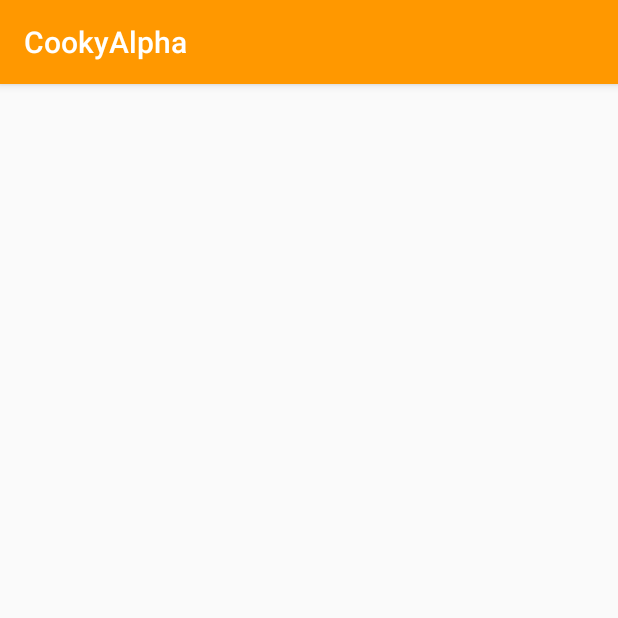
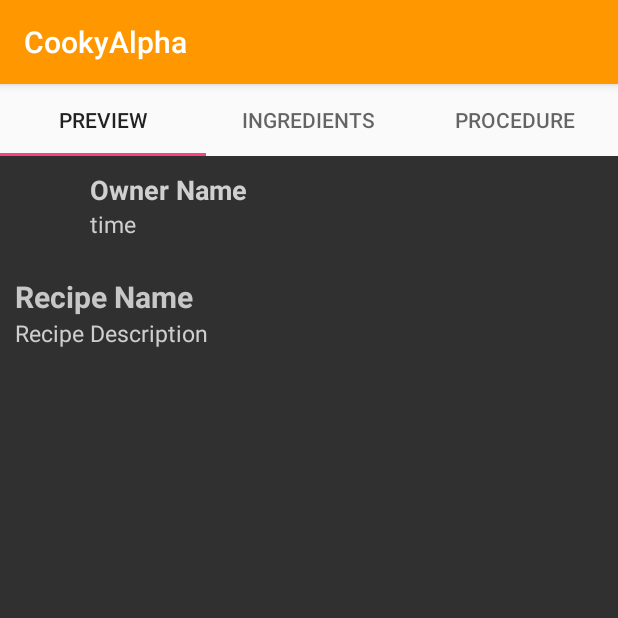
Before and after one commit to natthapach/01418346-Project-1, an Android app: the RecipeActivity screen opened directly, with no data from a screen before it, on a phone screen of 412 x 824 dp, the top half of it. Run offline under Robolectric (Android 15) with nearby library versions, the phone set to English and light mode, and no system bars; our stand-ins replace Firebase (no records; nobody signed in at launch, a user with empty details on screens opened directly); plain views replace SlidingTabLayout; 2 statements that could not run were skipped.

Commit message:
use tab layout for recipe pager

```diff
--- a/app/build.gradle
+++ b/app/build.gradle
@@ -1,7 +1,7 @@
 apply plugin: 'com.android.application'
 
 android {
-    compileSdkVersion 26
+    compileSdkVersion 27
     defaultConfig {
         applicationId "cs.sci.ku.cookyalpha"
         minSdkVersion 19
@@ -19,18 +19,18 @@ android {
 }
 
 dependencies {
-    implementation fileTree(dir: 'libs', include: ['*.jar'])
-    implementation 'com.android.support:appcompat-v7:26.1.0'
+    implementation fileTree(include: ['*.jar'], dir: 'libs')
+    implementation 'com.android.support:appcompat-v7:27.0.0'
     implementation 'com.android.support.constraint:constraint-layout:1.0.2'
     testImplementation 'junit:junit:4.12'
     androidTestImplementation 'com.android.support.test:runner:1.0.1'
     androidTestImplementation 'com.android.support.test.espresso:espresso-core:3.0.1'
-
     compile 'com.google.firebase:firebase-core:11.4.2'
     compile 'com.google.firebase:firebase-database:11.4.2'
     compile 'com.google.firebase:firebase-storage:11.4.2'
     compile 'com.github.bumptech.glide:glide:3.7.0'
     compile 'jp.wasabeef:glide-transformations:2.0.1'
+    compile 'com.android.support:design:27.0.0'
 }
 
 apply plugin: 'com.google.gms.google-services'
--- a/app/src/main/java/cs/sci/ku/cookyalpha/activities/RecipeActivity.java
+++ b/app/src/main/java/cs/sci/ku/cookyalpha/activities/RecipeActivity.java
@@ -1,8 +1,13 @@
 package cs.sci.ku.cookyalpha.activities;
 
 import android.content.Intent;
+import android.support.design.widget.TabLayout;
+import android.support.v4.app.Fragment;
+import android.support.v4.app.FragmentStatePagerAdapter;
+import android.support.v4.view.ViewPager;
 import android.support.v7.app.AppCompatActivity;
 import android.os.Bundle;
+import android.widget.TabWidget;
 
 import cs.sci.ku.cookyalpha.R;
 import cs.sci.ku.cookyalpha.fragments.IngredientListFragment;
@@ -11,17 +16,55 @@ import cs.sci.ku.cookyalpha.fragments.ProcedureListFragment;
 
 public class RecipeActivity extends AppCompatActivity {
 
+    private ViewPager viewPager;
+
+
     @Override
     protected void onCreate(Bundle savedInstanceState) {
         super.onCreate(savedInstanceState);
         setContentView(R.layout.activity_recipe);
 
         Intent intent = getIntent();
-        String recipeId = intent.getStringExtra("recipeId");
-        if (savedInstanceState == null && recipeId != null){
-            getSupportFragmentManager().beginTransaction()
-                                        .add(R.id.container_frame, ProcedureListFragment.newInstance(recipeId))
-                                        .commit();
-        }
+        final String recipeId = intent.getStringExtra("recipeId");
+//        if (savedInstanceState == null && recipeId != null){
+//            getSupportFragmentManager().beginTransaction()
+//                                        .add(R.id.container_frame, ProcedureListFragment.newInstance(recipeId))
+//                                        .commit();
+//        }
+        viewPager = findViewById(R.id.viewPager);
+        viewPager.setAdapter(new FragmentStatePagerAdapter(getSupportFragmentManager()) {
+            @Override
+            public CharSequence getPageTitle(int position) {
+                switch (position){
+                    case 0 :
+                        return "Preview";
+                    case 1 :
+                        return "Ingredients";
+                    case 2 :
+                        return "Procedure";
+                    default:
+                        return null;
+                }
+            }
+
+            @Override
+            public int getCount() {
+                return 3;
+            }
+
+            @Override
+            public Fragment getItem(int position) {
+                switch (position){
+                    case 0 :
+                        return PreviewRecipeFragment.newInstance(recipeId);
+                    case 1 :
+                        return IngredientListFragment.newInstance(recipeId);
+                    case 2 :
+                        return ProcedureListFragment.newInstance(recipeId);
+                    default:
+                        return null;
+                }
+            }
+        });
     }
 }
--- a/app/src/main/res/layout/activity_recipe.xml
+++ b/app/src/main/res/layout/activity_recipe.xml
@@ -4,10 +4,26 @@
     xmlns:tools="http://schemas.android.com/tools"
     android:layout_width="match_parent"
     android:layout_height="match_parent"
-    tools:context="cs.sci.ku.cookyalpha.activities.RecipeActivity">
+    tools:context="cs.sci.ku.cookyalpha.activities.RecipeActivity"
+    android:orientation="vertical">
 
-    <FrameLayout
-        android:id="@+id/container_frame"
+    <!--<FrameLayout-->
+        <!--android:id="@+id/container_frame"-->
+        <!--android:layout_width="match_parent"-->
+        <!--android:layout_height="match_parent"/>-->
+    <!--<cs.sci.ku.cookyalpha.views.SlidingTabLayout-->
+        <!--android:id="@+id/slidingTab"-->
+        <!--android:layout_width="match_parent"-->
+        <!--android:layout_height="wrap_content"/>-->
+    <android.support.v4.view.ViewPager
+        android:id="@+id/viewPager"
         android:layout_width="match_parent"
-        android:layout_height="match_parent"/>
+        android:layout_height="match_parent">
+        <android.support.design.widget.TabLayout
+            android:id="@+id/tab"
+            android:layout_width="match_parent"
+            android:layout_height="wrap_content"
+            android:layout_gravity="top"/>
+
+    </android.support.v4.view.ViewPager>
 </LinearLayout>
--- a/app/src/main/res/layout/fragment_recipe_preview.xml
+++ b/app/src/main/res/layout/fragment_recipe_preview.xml
@@ -1,7 +1,8 @@
 <?xml version="1.0" encoding="utf-8"?>
 <RelativeLayout xmlns:android="http://schemas.android.com/apk/res/android"
     android:orientation="vertical" android:layout_width="match_parent"
-    android:layout_height="match_parent">
+    android:layout_height="match_parent"
+    android:background="@color/DarkBackground">
     <LinearLayout
         android:orientation="vertical"
         android:layout_width="match_parent"
@@ -21,11 +22,13 @@
                 android:layout_weight="8">
                 <TextView
                     android:id="@+id/tv_owner_name"
+                    style="@style/Header2.Light"
                     android:text="Owner Name"
                     android:layout_width="wrap_content"
                     android:layout_height="wrap_content" />
                 <TextView
                     android:id="@+id/tv_time_created"
+                    style="@style/NormalText.Light"
                     android:text="time"
                     android:layout_width="wrap_content"
                     android:layout_height="wrap_content" />
@@ -46,12 +49,13 @@
             android:layout_width="match_parent"
             android:layout_height="wrap_content">
             <TextView
-                android:padding="@dimen/inner_padding"
                 android:text="Recipe Name"
+                style="@style/Header1.Light"
                 android:id="@+id/tv_recipe_name"
                 android:layout_width="match_parent"
                 android:layout_height="wrap_content" />
             <TextView
+                style="@style/NormalText.Light"
                 android:text="Recipe Description"
                 android:id="@+id/tv_recipe_desc"
                 android:layout_width="match_parent"
```
